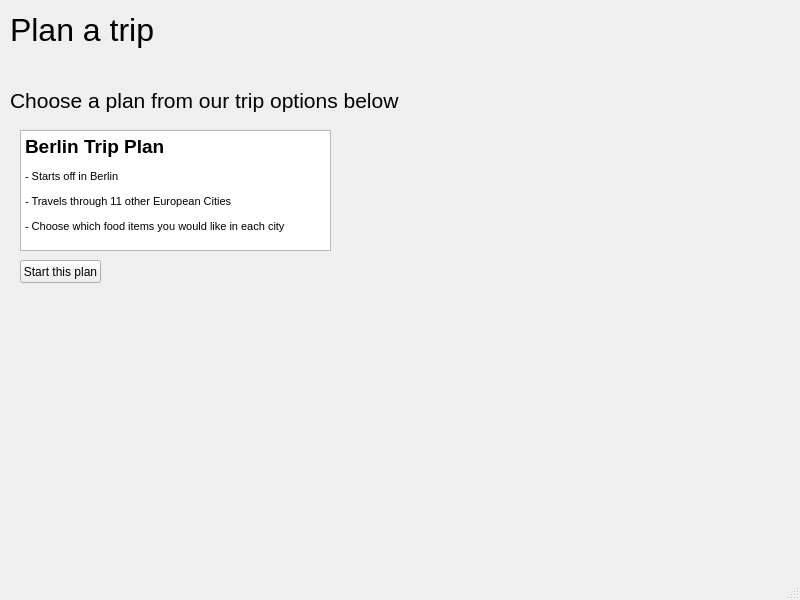
The window that QT/plantripwindow.ui (xyphel/Project-1-European-Trip-Planner) describes before a commit, drawn with Qt 5.
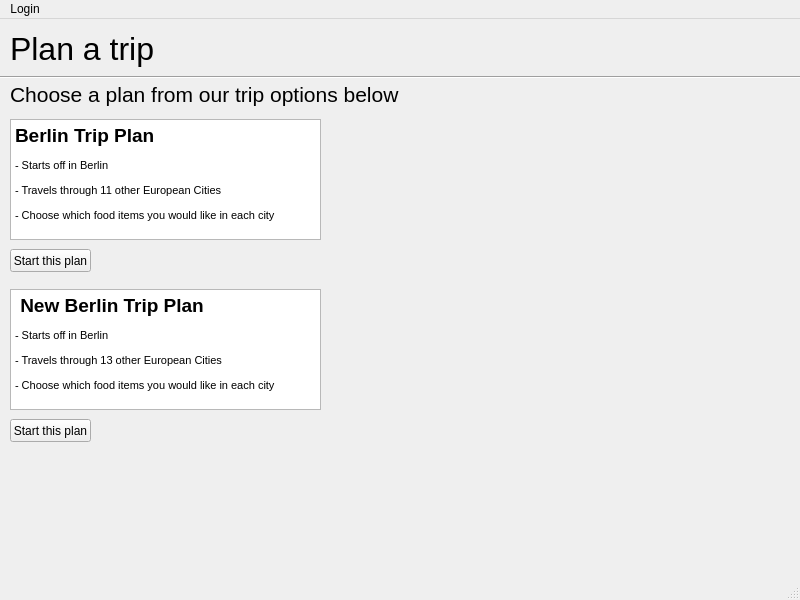
The same window after the commit.

Commit message: Added extended berlin plan

The edit to the form file:
```diff
--- a/QT/plantripwindow.ui
+++ b/QT/plantripwindow.ui
@@ -33,7 +33,7 @@
       <x>10</x>
       <y>60</y>
       <width>401</width>
-      <height>81</height>
+      <height>31</height>
      </rect>
     </property>
     <property name="text">
@@ -46,8 +46,8 @@
     </property>
     <property name="geometry">
      <rect>
-      <x>20</x>
-      <y>130</y>
+      <x>10</x>
+      <y>100</y>
       <width>311</width>
       <height>121</height>
      </rect>
@@ -66,8 +66,8 @@
    <widget class="QPushButton" name="pushButton">
     <property name="geometry">
      <rect>
-      <x>20</x>
-      <y>260</y>
+      <x>10</x>
+      <y>230</y>
       <width>81</width>
       <height>23</height>
      </rect>
@@ -76,6 +76,55 @@
      <string>Start this plan</string>
     </property>
    </widget>
+   <widget class="Line" name="line">
+    <property name="geometry">
+     <rect>
+      <x>0</x>
+      <y>50</y>
+      <width>801</width>
+      <height>16</height>
+     </rect>
+    </property>
+    <property name="orientation">
+     <enum>Qt::Horizontal</enum>
+    </property>
+   </widget>
+   <widget class="QPushButton" name="pushButton_2">
+    <property name="geometry">
+     <rect>
+      <x>10</x>
+      <y>400</y>
+      <width>81</width>
+      <height>23</height>
+     </rect>
+    </property>
+    <property name="text">
+     <string>Start this plan</string>
+    </property>
+   </widget>
+   <widget class="QTextBrowser" name="textBrowser_2">
+    <property name="enabled">
+     <bool>true</bool>
+    </property>
+    <property name="geometry">
+     <rect>
+      <x>10</x>
+      <y>270</y>
+      <width>311</width>
+      <height>121</height>
+     </rect>
+    </property>
+    <property name="html">
+     <string>&lt;!DOCTYPE HTML PUBLIC &quot;-//W3C//DTD HTML 4.0//EN&quot; &quot;http://www.w3.org/TR/REC-html40/strict.dtd&quot;&gt;
+&lt;html&gt;&lt;head&gt;&lt;meta name=&quot;qrichtext&quot; content=&quot;1&quot; /&gt;&lt;style type=&quot;text/css&quot;&gt;
+p, li { white-space: pre-wrap; }
+&lt;/style&gt;&lt;/head&gt;&lt;body style=&quot; font-family:'MS Shell Dlg 2'; font-size:8.25pt; font-weight:400; font-style:normal;&quot;&gt;
+&lt;p style=&quot; margin-top:12px; margin-bottom:12px; margin-left:0px; margin-right:0px; -qt-block-indent:0; text-indent:0px;&quot;&gt;&lt;span style=&quot; font-size:14pt; font-weight:600;&quot;&gt; New Berlin Trip Plan&lt;/span&gt;&lt;/p&gt;
+&lt;p style=&quot; margin-top:12px; margin-bottom:12px; margin-left:0px; margin-right:0px; -qt-block-indent:0; text-indent:0px;&quot;&gt;- Starts off in Berlin&lt;/p&gt;
+&lt;p style=&quot; margin-top:12px; margin-bottom:12px; margin-left:0px; margin-right:0px; -qt-block-indent:0; text-indent:0px;&quot;&gt;- Travels through 13 other European Cities&lt;/p&gt;
+&lt;p style=&quot; margin-top:12px; margin-bottom:12px; margin-left:0px; margin-right:0px; -qt-block-indent:0; text-indent:0px;&quot;&gt;- Choose which food items you would like in each city&lt;/p&gt;&lt;/body&gt;&lt;/html&gt;</string>
+    </property>
+   </widget>
   </widget>
   <widget class="QMenuBar" name="menubar">
    <property name="geometry">
@@ -86,6 +135,13 @@
      <height>21</height>
     </rect>
    </property>
+   <widget class="QMenu" name="menuLogin">
+    <property name="title">
+     <string>Login</string>
+    </property>
+    <addaction name="actionSign_in"/>
+   </widget>
+   <addaction name="menuLogin"/>
   </widget>
   <widget class="QStatusBar" name="statusbar"/>
  </widget>
```
Left out of the diff: 5 changed lines with no effect on the pictures. The commit also changes 11 other files.
